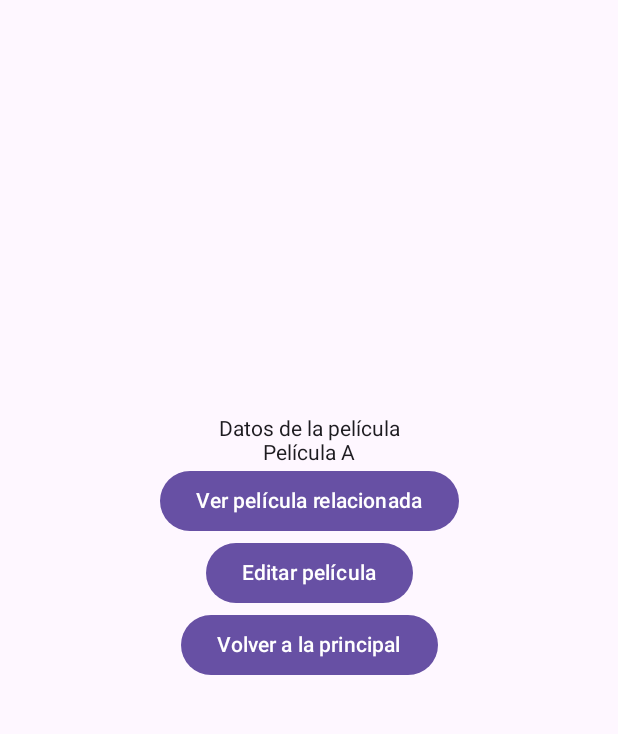
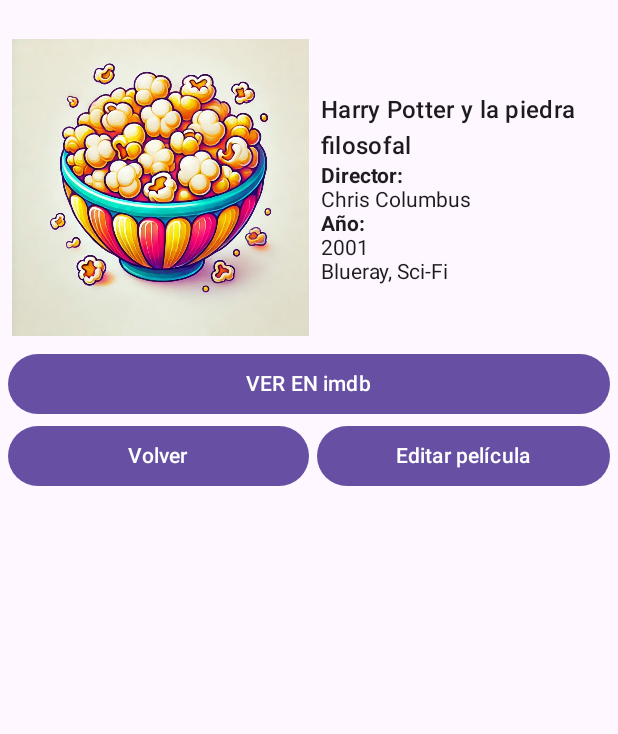
Before and after one commit to juan-marin-diez/filmoteca, an Android app built with Jetpack Compose: the FilmListScreen screen opened through its navigation route, after a tap on "Ver película A", on a phone screen of 412 x 824 dp, the part 69-803 px from its top. Run offline under Robolectric (Android 15) with nearby library versions, the phone set to English and light mode, and no system bars; missing, so only their content is drawn: FilmotecaTheme.

Commit message:
Moficicación UI FilmDataScreen (ej 13)

```diff
--- a/app/src/main/java/com/campusdigitalfp/filmoteca/ui/screens/AboutScreen.kt
+++ b/app/src/main/java/com/campusdigitalfp/filmoteca/ui/screens/AboutScreen.kt
@@ -32,16 +32,9 @@ fun AboutScreen(navController: NavHostController) {
     Scaffold(
         modifier = Modifier.fillMaxSize(),
         topBar = {
-            AppBar(showNavigationButton = false, navController = navController)
+            AppBar(showNavigationButton = true, navController = navController)
         },
     ) { AboutScreenContent(navController) }
-}
-
-fun abrirPaginaWeb(url: String, context: Context) {
-    val intent = Intent(Intent.ACTION_VIEW).apply {
-        data = Uri.parse(url) // Establece la URL que quieres abrir
-    }
-    context.startActivity(intent) // Inicia la actividad
 }
 
 fun mandarEmail(context: Context, email: String, asunto: String) {
@@ -85,7 +78,7 @@ fun AboutScreenContent(navController: NavHostController) {
                 Text(text = stringResource(id = R.string.get_support))
             }
         }
-        Button(onClick = { navController.popBackStack() }) {
+        Button(onClick = { navController.navigateUp() }) {
             Text(text = stringResource(id = R.string.go_back))
         }
     }
--- a/app/src/main/java/com/campusdigitalfp/filmoteca/ui/screens/FilmDataScreen.kt
+++ b/app/src/main/java/com/campusdigitalfp/filmoteca/ui/screens/FilmDataScreen.kt
@@ -1,15 +1,25 @@
 package com.campusdigitalfp.filmoteca.ui.screens
 import android.annotation.SuppressLint
+import androidx.compose.foundation.Image
 import androidx.compose.foundation.layout.Arrangement
 import androidx.compose.foundation.layout.Column
+import androidx.compose.foundation.layout.PaddingValues
+import androidx.compose.foundation.layout.Row
 import androidx.compose.foundation.layout.fillMaxSize
+import androidx.compose.foundation.layout.fillMaxWidth
+import androidx.compose.foundation.layout.padding
 import androidx.compose.material3.Button
+import androidx.compose.material3.MaterialTheme
 import androidx.compose.material3.Scaffold
 import androidx.compose.material3.Text
 import androidx.compose.runtime.Composable
 import androidx.compose.ui.Alignment
 import androidx.compose.ui.Modifier
+import androidx.compose.ui.platform.LocalContext
+import androidx.compose.ui.res.painterResource
 import androidx.compose.ui.res.stringResource
+import androidx.compose.ui.text.font.FontWeight
+import androidx.compose.ui.unit.dp
 import androidx.navigation.NavHostController
 import com.campusdigitalfp.filmoteca.R
 import com.campusdigitalfp.filmoteca.navigation.Screens
@@ -23,7 +33,8 @@ fun FilmDataScreen(navController: NavHostController, filmName: String?) {
         topBar = {
             AppBar(showNavigationButton = true, navController = navController)
         },
-    ) { FilmDataScreenContent(navController = navController, filmName = filmName) }
+    ) { innerPadding ->
+        NewFilmDataScreenContent(navController = navController, innerPadding) }
 }
 
 @Composable
@@ -60,3 +71,44 @@ fun FilmDataScreenContent(navController: NavHostController, filmName: String?) {
         }
     }
 }
+
+@Composable
+fun NewFilmDataScreenContent(navController: NavHostController, innerPadding: PaddingValues) {
+    val context = LocalContext.current
+    Column (modifier = Modifier.fillMaxSize()
+        .padding(innerPadding)) {
+        Row (verticalAlignment = Alignment.CenterVertically) {
+            Image(
+                modifier = Modifier.padding(8.dp)
+                    .fillMaxWidth(0.5f),
+                painter = painterResource(id=R.drawable.palomitas),
+                contentDescription = "Palomitas"
+            )
+            Column {
+                Text(text = "Harry Potter y la piedra filosofal", style = MaterialTheme.typography.titleMedium)
+                Text(text = "Director:", fontWeight = FontWeight.Bold)
+                Text("Chris Columbus")
+                Text("Año:", fontWeight = FontWeight.Bold)
+                Text("2001")
+                Text("Blueray, Sci-Fi")
+            }
+        }
+        Button(modifier = Modifier.fillMaxWidth()
+            .padding(horizontal = 5.dp), onClick = { abrirPaginaWeb("https://www.imdb.com/find?q=Harry+Potter+y+la+piedra+filosofal",
+            context = context
+        ) }) {
+            Text("VER EN imdb")
+        }
+        Row(Modifier.fillMaxWidth()
+            .padding(horizontal = 5.dp),
+            horizontalArrangement = Arrangement.SpaceEvenly) {
+            Button(modifier = Modifier.fillMaxWidth(0.5f), onClick = { navController.navigateUp() }) {
+                Text(stringResource(R.string.go_back))
+            }
+            Button(modifier = Modifier.fillMaxWidth()
+                .padding(start = 5.dp), onClick = { navController.navigate(Screens.FilmEdit.route) }) {
+                Text(stringResource(R.string.editar_pel_cula))
+            }
+        }
+    }
+}
--- a/app/src/main/java/com/campusdigitalfp/filmoteca/ui/screens/FilmEditScreen.kt
+++ b/app/src/main/java/com/campusdigitalfp/filmoteca/ui/screens/FilmEditScreen.kt
@@ -20,7 +20,8 @@ fun FilmEditScreen(navController: NavHostController) {
         topBar = {
             AppBar(showNavigationButton = true, navController = navController)
         },
-    ) { FilmEditScreenContent(navController) }
+    ) { innerPadding ->
+        FilmEditScreenContent(navController = navController) }
 }
 
 @Composable
--- a/app/src/main/java/com/campusdigitalfp/filmoteca/ui/screens/MiscComponents.kt
+++ b/app/src/main/java/com/campusdigitalfp/filmoteca/ui/screens/MiscComponents.kt
@@ -1,5 +1,8 @@
 package com.campusdigitalfp.filmoteca.ui.screens
 
+import android.content.Context
+import android.content.Intent
+import android.net.Uri
 import androidx.compose.material.icons.Icons
 import androidx.compose.material.icons.automirrored.filled.ArrowBack
 import androidx.compose.material3.ExperimentalMaterial3Api
@@ -20,7 +23,7 @@ fun AppBar(showNavigationButton: Boolean, navController: NavHostController)
         title = { Text(stringResource(R.string.app_name)) },
         navigationIcon = {
             if (showNavigationButton) {
-                IconButton(onClick = { navController.popBackStack() }) {
+                IconButton(onClick = { navController.navigateUp() }) {
                     Icon(
                         imageVector = Icons.AutoMirrored.Filled.ArrowBack,
                         contentDescription = "Go back"
@@ -30,3 +33,10 @@ fun AppBar(showNavigationButton: Boolean, navController: NavHostController)
         }
     )
 }
+
+fun abrirPaginaWeb(url: String, context: Context) {
+    val intent = Intent(Intent.ACTION_VIEW).apply {
+        data = Uri.parse(url) // Establece la URL que quieres abrir
+    }
+    context.startActivity(intent) // Inicia la actividad
+}
```
Also changed, not shown: app/src/main/res/drawable/palomitas.png (added).
